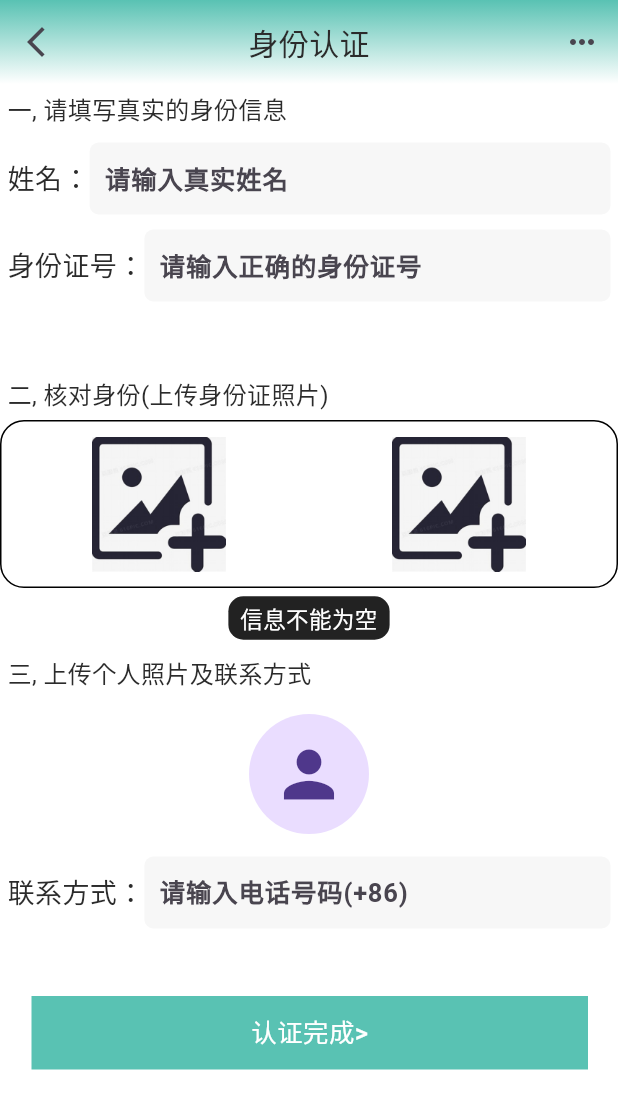
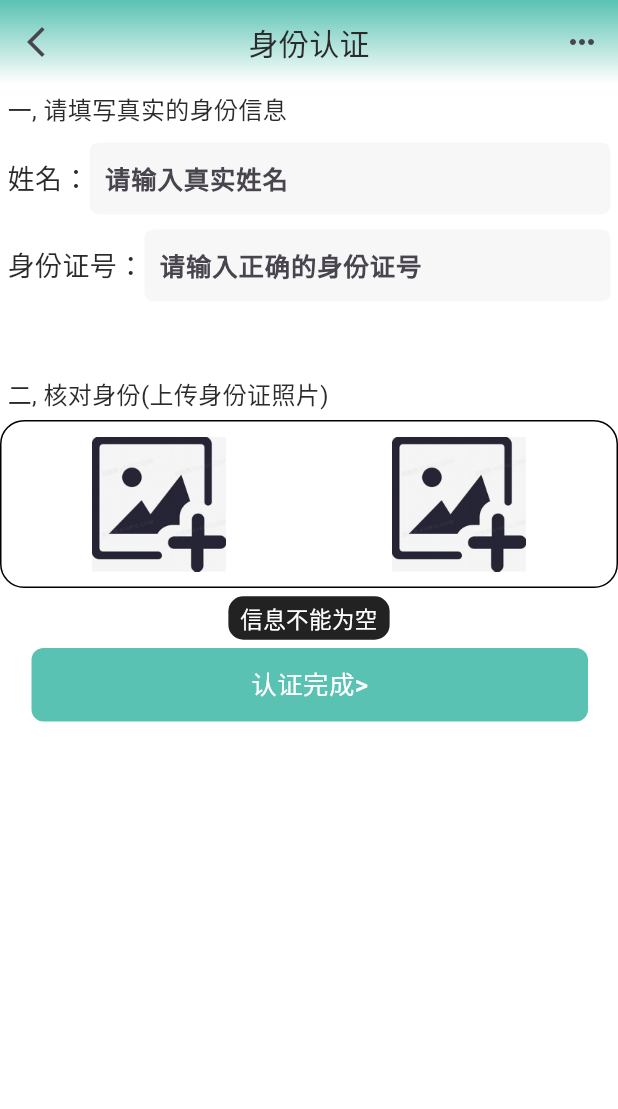
Before and after one commit to IHLZH/jiayuan, a Flutter app: the KeeperCertifiedPage screen opened by its route, after a tap on "认证完成>", on a phone screen of 412 x 824 dp. Shown: the top 1109 px of the screen. Run offline on Flutter 3.47's test engine with Material 3 defaults, Android fonts, the phone set to English and light mode, and no system bars; drawn by our look-alikes of oktoast; our stand-ins replace cached_network_image, cookie_jar, dio, dio_cookie_manager, dotted_border, fl_chart and 7 more; missing offline and left inert: amap_flutter_base, amap_flutter_location, amap_flutter_map, dart:ffi, flustars, flutter_pickers; accounts and stored records are empty.

Commit message:
删除认证时上传照片和电话号码

```diff
--- a/lib/page/certified_page/keeper/keeper_certified_page.dart
+++ b/lib/page/certified_page/keeper/keeper_certified_page.dart
@@ -41,9 +41,6 @@ class _KeeperCertifiedPageState extends State<KeeperCertifiedPage>{
           case 1:
             _keeperViewModel.idCardBack = pickedFile;
             break;
-          case 2:
-            _keeperViewModel.selfAvatar = pickedFile;
-            break;
         }
       });
     }
@@ -59,9 +56,6 @@ class _KeeperCertifiedPageState extends State<KeeperCertifiedPage>{
             break;
           case 1:
             _keeperViewModel.idCardBack = pickedFile;
-            break;
-          case 2:
-            _keeperViewModel.selfAvatar = pickedFile;
             break;
         }
 
@@ -104,12 +98,6 @@ class _KeeperCertifiedPageState extends State<KeeperCertifiedPage>{
     // 正则表达式：前 17 位为数字，最后一位可以为数字或 X
     RegExp idCardRegex = RegExp(r"^[1-9]\d{5}(19|20)\d{2}((0[1-9])|(1[0-2]))(([0-2][1-9])|(3[0-1]))\d{3}(\d|X|x)$");
     return idCardRegex.hasMatch(idCard);
-  }
-  //检验电话号码
-  bool _validatePhoneNumber(String phoneNumber) {
-    // 正则表达式：以 13-19 的数字开头，后接 9 位数字
-    RegExp phoneRegex = RegExp(r"^(13|14|15|16|17|18|19)\d{9}$");
-    return phoneRegex.hasMatch(phoneNumber);
   }
 
   bool _validateName(String name) {
@@ -339,82 +327,9 @@ class _KeeperCertifiedPageState extends State<KeeperCertifiedPage>{
 
                   SizedBox(height: 40.h,),
 
-                  Container(
-                    padding: EdgeInsets.symmetric(horizontal: 5,vertical: 5),
-                    child: Row(
-                      children: [
-                        Text(
-                          "三, 上传个人照片及联系方式",
-                          style: TextStyle(
-                              fontSize: 16.sp,
-                              color: AppColors.textColor2b
-                          ),
-                        ),
-                      ],
-                    ),
-                  ),
-                  Container(
-                    width: 100,
-                    height: 100,
-                    padding: EdgeInsets.symmetric(horizontal: 5,vertical: 10),
-                    child: Center(
-                      child: GestureDetector(
-                        onTap: (){
-                          _showPickerOptions(context, 2);
-                        },
-                        child: CircleAvatar(
-                          radius: 50,
-                          backgroundImage: _keeperViewModel.selfAvatar.path != "" ? FileImage(File(_keeperViewModel.selfAvatar.path)) : null,
-                          child: _keeperViewModel.selfAvatar.path == "" ? Icon(Icons.person, size: 50,) : null,
-                        ),
-                      ),
-                    ),
-                  ),
-                  Container(
-                    padding: EdgeInsets.symmetric(horizontal: 5, vertical: 5),
-                    child: Row(
-                      children: [
-                        Text(
-                          "联系方式：",
-                          style: TextStyle(
-                              fontSize: 18.sp,
-                              color: AppColors.textColor2b
-                          ),
-                        ),
-                        Expanded(
-                            child: AppInput(
-                              hintText: "请输入电话号码(+86)",
-                              onChanged: (phone){
-                                if(phone != ""){
-                                  setState(() {
-                                    _keeperViewModel.phoneNumber = phone;
-                                    _keeperViewModel.isPhoneCorrect = _validatePhoneNumber(phone);
-                                  });
-                                }else{
-                                  setState(() {
-                                    _keeperViewModel.isPhoneCorrect = true;
-                                  });
-                                }
-                              },
-                            )
-                        )
-                      ],
-                    ),
-                  ),
-                  Container(
-                    child: _keeperViewModel.isPhoneCorrect ? null : Text(
-                      "(请填写正确的电话号码)",
-                      style: TextStyle(
-                          fontSize: 16.sp,
-                          color: Colors.red
-                      ),
-                    ),
-                  ),
-
-                  SizedBox(height: 40.h,),
-
                   AppButton(
                     type: AppButtonType.main,
+                    radius: 8.r,
                     buttonText: "认证完成>",
                     onTap: (){
                       _keeperViewModel.authenticated();
--- a/lib/page/certified_page/keeper/keeper_certified_page_vm.dart
+++ b/lib/page/certified_page/keeper/keeper_certified_page_vm.dart
@@ -12,25 +12,21 @@ class KeeperCertifiedPageViewModel with ChangeNotifier{
 
   XFile idCardBack = XFile("");
 
-  XFile selfAvatar = XFile("");
-
   String name = "";
   String idCard = "";
-  String phoneNumber = "";
 
   bool _isSuccess = false;
   bool _isFail = false;
 
   bool _isNameCorrect = true;
   bool _isIdCorrect = true;
-  bool _isPhoneCorrect = true;
 
 
 
   Future<void> authenticated() async {
-    if(isNameCorrect && isIdCorrect && isPhoneCorrect){
-      if(name != "" && idCard != "" && phoneNumber != ""){
-        if(idCardFront.path != "" && idCardBack.path != "" && selfAvatar.path != ""){
+    if(isNameCorrect && isIdCorrect){
+      if(name != "" && idCard != ""){
+        if(idCardFront.path != "" && idCardBack.path != ""){
           if(await getCardNoAuth() && await getIdCardFrontAuth() && await getIdCardBackAuth()){
             isSuccess = true;
             //发起网络请求，赋予家政员身份
@@ -52,7 +48,6 @@ class KeeperCertifiedPageViewModel with ChangeNotifier{
     isFail = false;
     name = "";
     idCard = "";
-    phoneNumber = "";
     notifyListeners();
   }
 
@@ -135,12 +130,6 @@ class KeeperCertifiedPageViewModel with ChangeNotifier{
     _isIdCorrect = value;
   }
 
-  bool get isPhoneCorrect => _isPhoneCorrect;
-
-  set isPhoneCorrect(bool value) {
-    _isPhoneCorrect = value;
-  }
-
   bool get isNameCorrect => _isNameCorrect;
 
   set isNameCorrect(bool value) {
```
